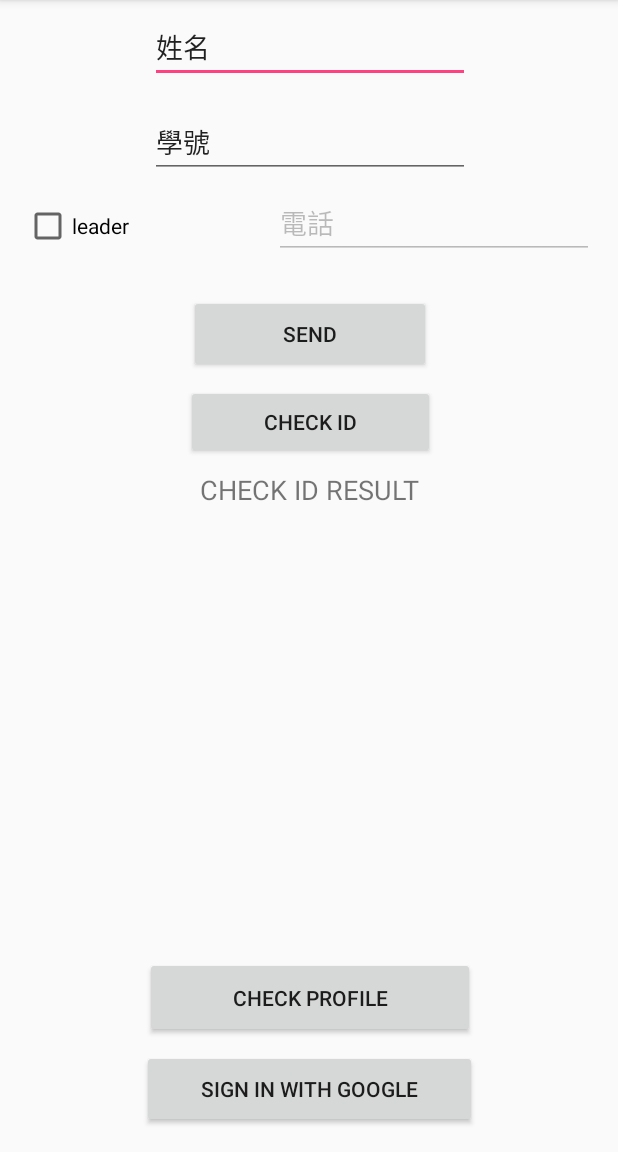
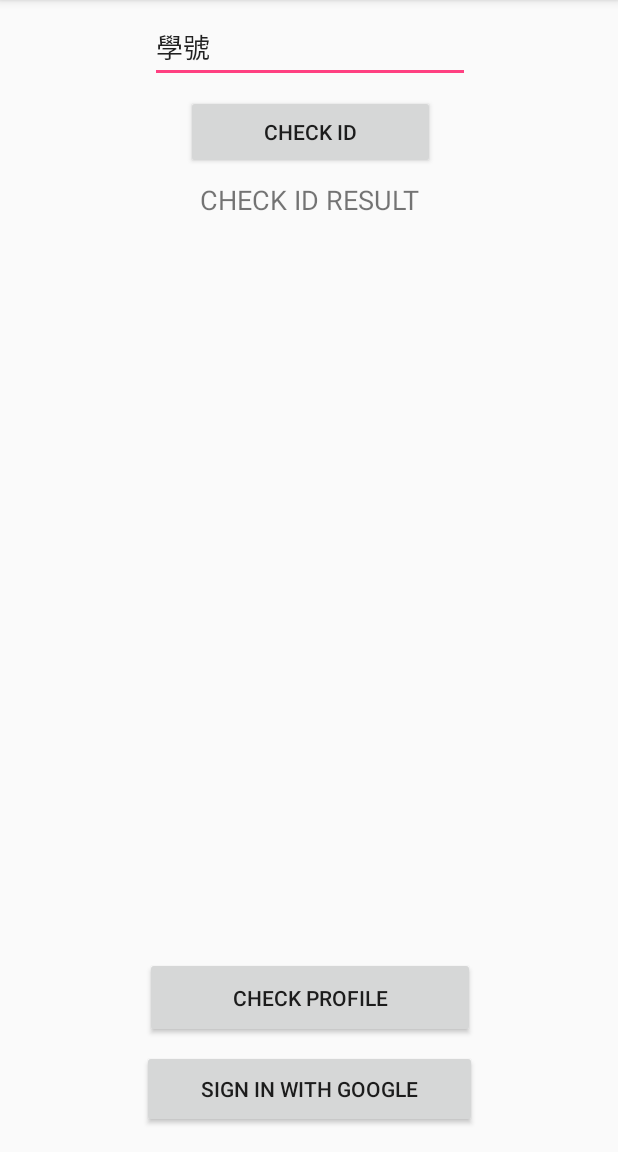
Before and after one commit to nckucsiewv/Confirm_identity_app, an Android app: the screen it shows after launch (MainActivity), on a phone screen of 412 x 824 dp, the part 84-1236 px from its top. Run offline under Robolectric (Android 15) with nearby library versions, the phone set to English and light mode, and no system bars; our stand-ins replace Firebase (no records; nobody signed in at launch, a user with empty details on screens opened directly).

```diff
--- a/app/src/main/res/layout/activity_main.xml
+++ b/app/src/main/res/layout/activity_main.xml
@@ -7,66 +7,29 @@
     tools:context="iris.tryfirebase.MainActivity">
 
     <EditText
-        android:id="@+id/editText_name"
+        android:id="@+id/editText_num"
         android:layout_width="wrap_content"
         android:layout_height="wrap_content"
         android:ems="10"
         android:inputType="textPersonName"
-        android:text="姓名"
+        android:text="學號"
         app:layout_constraintHorizontal_bias="0.502"
         app:layout_constraintLeft_toLeftOf="parent"
         app:layout_constraintRight_toRightOf="parent"
         app:layout_constraintTop_toTopOf="parent"
         android:layout_marginTop="8dp" />
 
-    <EditText
-        android:id="@+id/editText_num"
-        android:layout_width="wrap_content"
-        android:layout_height="wrap_content"
-        android:layout_marginTop="16dp"
-        android:ems="10"
-        android:inputType="textPersonName"
-        android:text="學號"
-        app:layout_constraintHorizontal_bias="0.502"
-        app:layout_constraintLeft_toLeftOf="parent"
-        app:layout_constraintRight_toRightOf="parent"
-        app:layout_constraintTop_toBottomOf="@+id/editText_name" />
-
-    <Button
-        android:id="@+id/button_send"
-        android:layout_width="161dp"
-        android:layout_height="52dp"
-        android:onClick="sendMessage"
-        android:text="SEND"
-        app:layout_constraintHorizontal_bias="0.502"
-        app:layout_constraintLeft_toLeftOf="parent"
-        app:layout_constraintRight_toRightOf="parent"
-        android:layout_marginTop="24dp"
-        app:layout_constraintTop_toBottomOf="@+id/editText_phone" />
-
-    <EditText
-        android:id="@+id/editText_phone"
-        android:layout_width="wrap_content"
-        android:layout_height="wrap_content"
-        android:ems="10"
-        android:enabled="false"
-        android:inputType="textPersonName"
-        android:text="電話"
-        android:layout_marginRight="16dp"
-        app:layout_constraintRight_toRightOf="parent"
-        app:layout_constraintBaseline_toBaselineOf="@+id/checkBox_leader" />
-
     <Button
         android:id="@+id/button_check"
         android:layout_width="166dp"
         android:layout_height="49dp"
-        android:layout_marginTop="8dp"
         android:onClick="sendCheckingID"
         android:text="CHECK ID"
         app:layout_constraintHorizontal_bias="0.504"
         app:layout_constraintLeft_toLeftOf="parent"
         app:layout_constraintRight_toRightOf="parent"
-        app:layout_constraintTop_toBottomOf="@+id/button_send" />
+        android:layout_marginTop="8dp"
+        app:layout_constraintTop_toBottomOf="@+id/editText_num" />
 
     <TextView
         android:id="@+id/textView_checkResult"
@@ -80,18 +43,6 @@
         app:layout_constraintRight_toRightOf="parent"
         android:layout_marginTop="8dp"
         app:layout_constraintTop_toBottomOf="@+id/button_check" />
-
-    <CheckBox
-        android:id="@+id/checkBox_leader"
-        android:layout_width="119dp"
-        android:layout_height="32dp"
-        android:layout_marginLeft="16dp"
-        android:layout_marginTop="16dp"
-        android:onClick="onCheckBoxClicked"
-        android:text="leader"
-        app:layout_constraintLeft_toLeftOf="parent"
-        app:layout_constraintTop_toBottomOf="@+id/editText_num"
-        tools:layout_editor_absoluteY="173dp" />
 
     <Button
         android:id="@+id/button_signIn"
```
Also changed, not shown: app/src/main/AndroidManifest.xml (+0 -9 lines), app/src/main/java/iris/tryfirebase/AccountActivity.java (+16 -9 lines), app/src/main/java/iris/tryfirebase/DisplayActivity.java (deleted, +0 -14 lines), app/src/main/java/iris/tryfirebase/MainActivity.java (+25 -62 lines), app/src/main/java/iris/tryfirebase/Player.java (deleted, +0 -26 lines), 1 other file.
